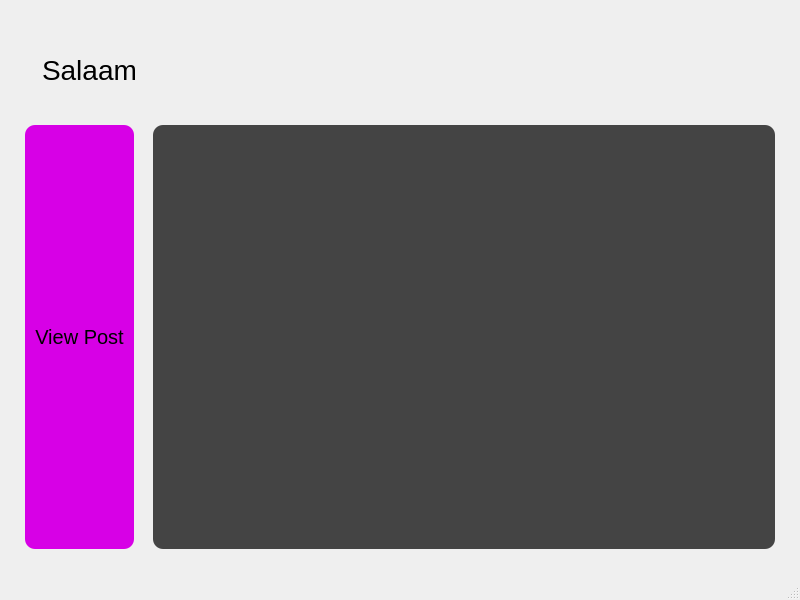
The window that Client/Resources/BlogViewer.ui (Danial-Movahed/DanialCMS) describes before a commit, drawn with Qt 5.
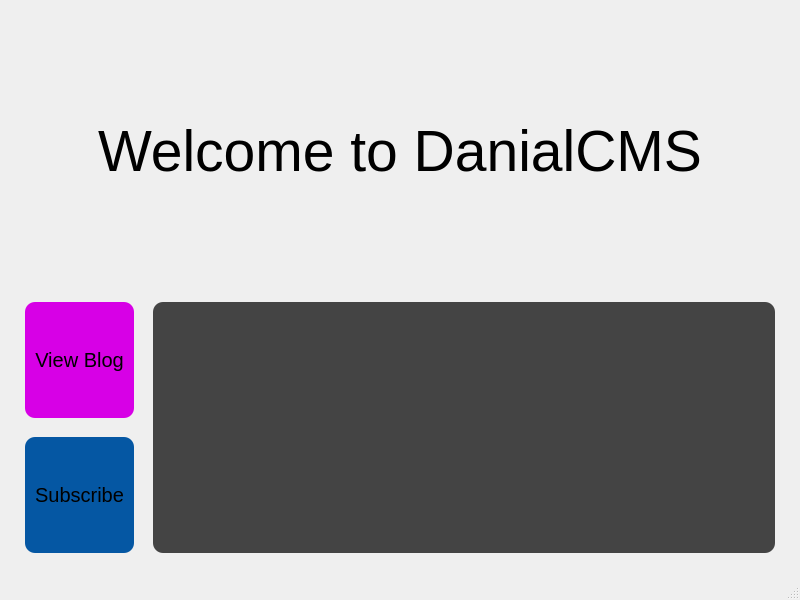
The same window after the commit. Icons and pictures are not drawn.

The edit to the form file:
```diff
--- a/Client/Resources/BlogViewer.ui
+++ b/Client/Resources/BlogViewer.ui
@@ -15,71 +15,51 @@
   </property>
   <widget class="QWidget" name="centralwidget">
    <layout class="QVBoxLayout" name="verticalLayout_2">
+    <property name="spacing">
+     <number>25</number>
+    </property>
     <property name="leftMargin">
      <number>25</number>
     </property>
+    <property name="topMargin">
+     <number>25</number>
+    </property>
     <property name="rightMargin">
      <number>25</number>
     </property>
-    <item>
-     <spacer name="verticalSpacer_2">
-      <property name="orientation">
-       <enum>Qt::Vertical</enum>
-      </property>
-      <property name="sizeType">
-       <enum>QSizePolicy::Minimum</enum>
-      </property>
-      <property name="sizeHint" stdset="0">
-       <size>
-        <width>20</width>
-        <height>40</height>
-       </size>
-      </property>
-     </spacer>
-    </item>
+    <property name="bottomMargin">
+     <number>25</number>
+    </property>
     <item>
      <layout class="QHBoxLayout" name="horizontalLayout_3">
       <item>
        <widget class="QLabel" name="BlogTitle">
         <property name="sizePolicy">
-         <sizepolicy hsizetype="Expanding" vsizetype="Preferred">
+         <sizepolicy hsizetype="Expanding" vsizetype="Expanding">
           <horstretch>0</horstretch>
           <verstretch>0</verstretch>
          </sizepolicy>
         </property>
         <property name="font">
          <font>
-          <pointsize>21</pointsize>
+          <pointsize>43</pointsize>
          </font>
         </property>
         <property name="styleSheet">
          <string notr="true">background: url(:/bg/background.png);
-border-radius: 10px;
+border-radius: 20px;
 padding: 5px 10px;</string>
         </property>
         <property name="text">
-         <string>Salaam</string>
+         <string>Welcome to DanialCMS</string>
+        </property>
+        <property name="alignment">
+         <set>Qt::AlignCenter</set>
         </property>
        </widget>
       </item>
      </layout>
     </item>
-    <item>
-     <spacer name="verticalSpacer">
-      <property name="orientation">
-       <enum>Qt::Vertical</enum>
-      </property>
-      <property name="sizeType">
-       <enum>QSizePolicy::Minimum</enum>
-      </property>
-      <property name="sizeHint" stdset="0">
-       <size>
-        <width>20</width>
-        <height>28</height>
-       </size>
-      </property>
-     </spacer>
-    </item>
     <item>
      <layout class="QHBoxLayout" name="horizontalLayout">
       <property name="spacing">
@@ -106,7 +86,30 @@
 padding: 0px 10px;</string>
           </property>
           <property name="text">
-           <string>View Post</string>
+           <string>View Blog</string>
+          </property>
+         </widget>
+        </item>
+        <item>
+         <widget class="QPushButton" name="Subscribe">
+          <property name="sizePolicy">
+           <sizepolicy hsizetype="Minimum" vsizetype="Expanding">
+            <horstretch>0</horstretch>
+            <verstretch>0</verstretch>
+           </sizepolicy>
+          </property>
+          <property name="font">
+           <font>
+            <pointsize>15</pointsize>
+           </font>
+          </property>
+          <property name="styleSheet">
+           <string notr="true">border-radius: 10px;
+padding: 0px 5px;
+background-color: rgb(5, 87, 163);</string>
+          </property>
+          <property name="text">
+           <string>Subscribe</string>
           </property>
          </widget>
         </item>
@@ -127,22 +130,6 @@
       </item>
      </layout>
     </item>
-    <item>
-     <spacer name="verticalSpacer_3">
-      <property name="orientation">
-       <enum>Qt::Vertical</enum>
-      </property>
-      <property name="sizeType">
-       <enum>QSizePolicy::Preferred</enum>
-      </property>
-      <property name="sizeHint" stdset="0">
-       <size>
-        <width>20</width>
-        <height>20</height>
-       </size>
-      </property>
-     </spacer>
-    </item>
    </layout>
   </widget>
   <widget class="QMenuBar" name="menubar">
```
Left out of the diff: 8 changed lines with no effect on the pictures.
